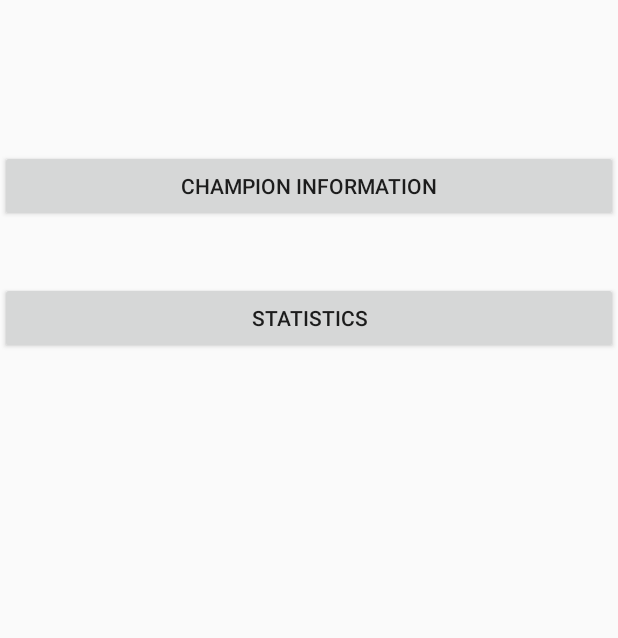
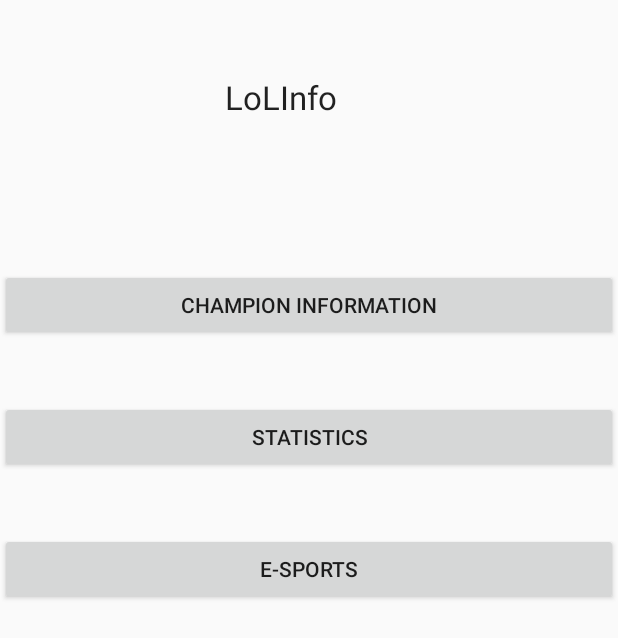
Before and after one commit to kbang711/LoLInfo, an Android app: the layout main.xml on its own in the app's theme, with its tools: preview values and no code run, on a phone screen of 412 x 824 dp. Shown: the top 638 px of the screen. Run offline under Robolectric (Android 15) with nearby library versions, the phone set to English and light mode, and no system bars.

Commit message:
Created going to E-Sports

```diff
--- a/app/src/main/java/com/gatech/k3vin/lolinfo/MainActivity.java
+++ b/app/src/main/java/com/gatech/k3vin/lolinfo/MainActivity.java
@@ -1,6 +1,7 @@
 package com.gatech.k3vin.lolinfo;
 
 import android.content.Intent;
+import android.net.Uri;
 import android.os.Bundle;
 import android.support.v7.app.ActionBarActivity;
 import android.view.View;
@@ -22,4 +23,10 @@ public class MainActivity extends ActionBarActivity{
     public void goToStatistics(View view) {
         startActivity(new Intent(MainActivity.this, Statistics.class));
     }
+
+    public void goToESports(View view) {
+        Uri uriUrl = Uri.parse("http://www.lolesports.com/en_US/");
+        Intent launchBrowser = new Intent(Intent.ACTION_VIEW, uriUrl);
+        startActivity(launchBrowser);
+    }
 }
--- a/app/src/main/res/layout/main.xml
+++ b/app/src/main/res/layout/main.xml
@@ -6,6 +6,16 @@
     android:layout_height="match_parent"
     tools:context=".MainActivity">
 
+
+    <TextView
+        android:id="@+id/textView"
+        android:layout_width="match_parent"
+        android:layout_height="wrap_content"
+        android:text="LoLInfo"
+        android:textAppearance="?android:attr/textAppearanceLarge"
+        android:layout_marginTop="50dp"
+        android:layout_marginLeft="150dp"
+        />
 
     <Button
         android:id="@+id/button_info"
@@ -22,4 +32,12 @@
         android:text="Statistics"
         android:layout_marginTop="40dp"
         android:onClick="goToStatistics"/>
+
+    <Button
+        android:id="@+id/button_sports"
+        android:layout_width="match_parent"
+        android:layout_height="wrap_content"
+        android:text="E-Sports"
+        android:layout_marginTop="40dp"
+        android:onClick="goToESports"/>
 </LinearLayout>
```
